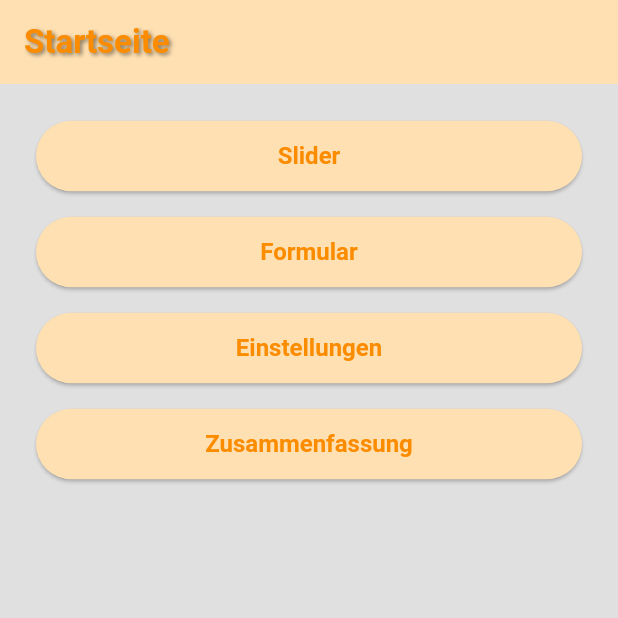
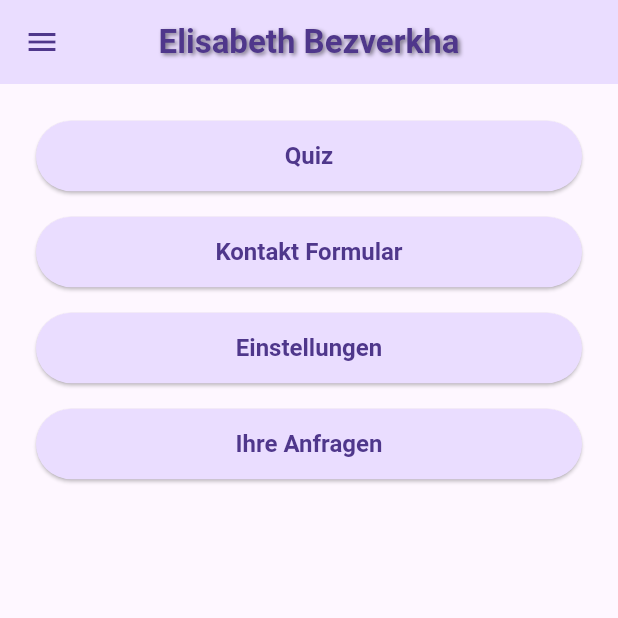
Before and after one commit to ebzvk2211/portfolio_5570030, a Flutter app: the HomePage screen opened directly, on a phone screen of 412 x 824 dp, the top half of it. Run offline on Flutter 3.47's test engine with Material 3 defaults, Android fonts, the phone set to English and light mode, and no system bars; statements that could not run were skipped.

Commit message:
Portfolio: Kontaktseite, Navigation und Work-Seite hinzugefügt

```diff
--- a/lib/pages/home_page.dart
+++ b/lib/pages/home_page.dart
@@ -9,13 +9,16 @@ class HomePage extends StatelessWidget {
 
   @override
   Widget build(BuildContext context) {
+    final theme = Theme.of(context);
+
     return Scaffold(
-      backgroundColor: const Color(0xFFE0E0E0),
+      backgroundColor: theme.scaffoldBackgroundColor,
       appBar: AppBar(
-    backgroundColor: const Color(0xFFFFE0B2),
-    foregroundColor: const Color(0xFFFB8C00),
+        backgroundColor: theme.colorScheme.primaryContainer,
+        foregroundColor: theme.colorScheme.onPrimaryContainer,
+        centerTitle: true,
         title: const Text(
-      'Startseite',
+          'Elisabeth Bezverkha',
           style: TextStyle(
             fontSize: 22,
             fontWeight: FontWeight.bold,
@@ -29,71 +32,34 @@ class HomePage extends StatelessWidget {
           ),
         ),
       ),
+      drawer: const AppDrawer(), // 🟠 Navigation hinzugefügt
       body: Padding(
         padding: const EdgeInsets.all(24),
         child: Column(
           crossAxisAlignment: CrossAxisAlignment.stretch,
           children: [
-            ElevatedButton(
-               style: ElevatedButton.styleFrom(
-              backgroundColor: const Color(0xFFFFE0B2), // helles Orange
-              foregroundColor: const Color(0xFFFB8C00), // Schrift: kräftiges Orange
-              padding: const EdgeInsets.symmetric(vertical: 14),
-              textStyle: const TextStyle(fontSize: 16, fontWeight: FontWeight.bold),
-              ),
-              child: const Text('Slider'),
-              onPressed: () {
-                Navigator.push(
+            _buildNavButton(
               context,
-                  MaterialPageRoute(builder: (_) => const SliderPage()),
-                );
-              },
+              label: 'Quiz',
+              page: const SliderPage(),
             ),
             const SizedBox(height: 16),
-            ElevatedButton(
-               style: ElevatedButton.styleFrom(
-               backgroundColor: const Color(0xFFFFE0B2), // helles Orange
-               foregroundColor: const Color(0xFFFB8C00), // Schrift: kräftiges Orange
-               padding: const EdgeInsets.symmetric(vertical: 14),
-               textStyle: const TextStyle(fontSize: 16, fontWeight: FontWeight.bold),
-                ),
-              child: const Text('Formular'),
-              onPressed: () {
-                Navigator.push(
+            _buildNavButton(
               context,
-                  MaterialPageRoute(builder: (_) => const ProfileFormPage()),
-                );
-              },
+              label: 'Kontakt Formular',
+              page: const ProfileFormPage(),
             ),
             const SizedBox(height: 16),
-            ElevatedButton( style: ElevatedButton.styleFrom(
-             backgroundColor: const Color(0xFFFFE0B2), // helles Orange
-             foregroundColor: const Color(0xFFFB8C00), // Schrift: kräftiges Orange
-             padding: const EdgeInsets.symmetric(vertical: 14),
-            textStyle: const TextStyle(fontSize: 16, fontWeight: FontWeight.bold),
-             ),
-              child: const Text('Einstellungen'),
-              onPressed: () {
-                Navigator.push(
+            _buildNavButton(
               context,
-                  MaterialPageRoute(builder: (_) => const SettingsPage()),
-                );
-              },
+              label: 'Einstellungen',
+              page: const SettingsPage(),
             ),
             const SizedBox(height: 16),
-            ElevatedButton(
-               style: ElevatedButton.styleFrom(
-               backgroundColor: const Color(0xFFFFE0B2), // helles Orange
-               foregroundColor: const Color(0xFFFB8C00), // Schrift: kräftiges Orange
-              padding: const EdgeInsets.symmetric(vertical: 14),
-              textStyle: const TextStyle(fontSize: 16, fontWeight: FontWeight.bold),
-              ),
-              child: const Text('Zusammenfassung'),
-              onPressed: () {
-                Navigator.push(
+            _buildNavButton(
               context,
-                  MaterialPageRoute(
-                    builder: (_) => const SummaryPage(
+              label: 'Ihre Anfragen',
+              page: const SummaryPage(
                 name: 'Max Muster',
                 email: 'max@muster.de',
                 about: 'Demo-Nutzer',
@@ -102,12 +68,29 @@ class HomePage extends StatelessWidget {
                 darkMode: false,
               ),
             ),
-                );
-              },
-            ),
           ],
         ),
       ),
     );
   }
+
+  Widget _buildNavButton(BuildContext context,
+      {required String label, required Widget page}) {
+    final theme = Theme.of(context);
+    return ElevatedButton(
+      style: ElevatedButton.styleFrom(
+        backgroundColor: theme.colorScheme.primaryContainer,
+        foregroundColor: theme.colorScheme.onPrimaryContainer,
+        padding: const EdgeInsets.symmetric(vertical: 14),
+        textStyle: const TextStyle(fontSize: 16, fontWeight: FontWeight.bold),
+      ),
+      onPressed: () {
+        Navigator.push(
+          context,
+          MaterialPageRoute(builder: (_) => page),
+        );
+      },
+      child: Text(label),
+    );
   }
+}
--- a/lib/pages/profile_form_page.dart
+++ b/lib/pages/profile_form_page.dart
@@ -18,8 +18,8 @@ class _ProfileFormPageState extends State<ProfileFormPage> {
   Widget build(BuildContext context) {
     return Scaffold(
       appBar: AppBar(
-        title: const Text('Profil bearbeiten'),
-        backgroundColor: Color(0xFFB3E5FC),
+        title: const Text('Kontakt Anfrage'),
+        backgroundColor: Color(0xFFFFE0B2),
       ),
       body: Padding(
         padding: const EdgeInsets.all(16),
@@ -44,7 +44,7 @@ class _ProfileFormPageState extends State<ProfileFormPage> {
                 onSaved: (value) => email = value ?? '',
               ),
               TextFormField(
-                decoration: const InputDecoration(labelText: 'Über mich'),
+                decoration: const InputDecoration(labelText: 'Nachricht'),
                 maxLines: 3,
                 onSaved: (value) => about = value ?? '',
               ),
```
Also changed, not shown: lib/main.dart (+18 -2 lines), lib/pages/app_drawer.dart (added, +35 -0 lines), lib/pages/contact_page.dart (added, +101 -0 lines), lib/pages/settings_page.dart (+7 -3 lines), lib/pages/slider_page.dart (+4 -4 lines), lib/pages/work_page.dart (added, +57 -0 lines). Lines whose indentation alone changed are shown as unchanged.
